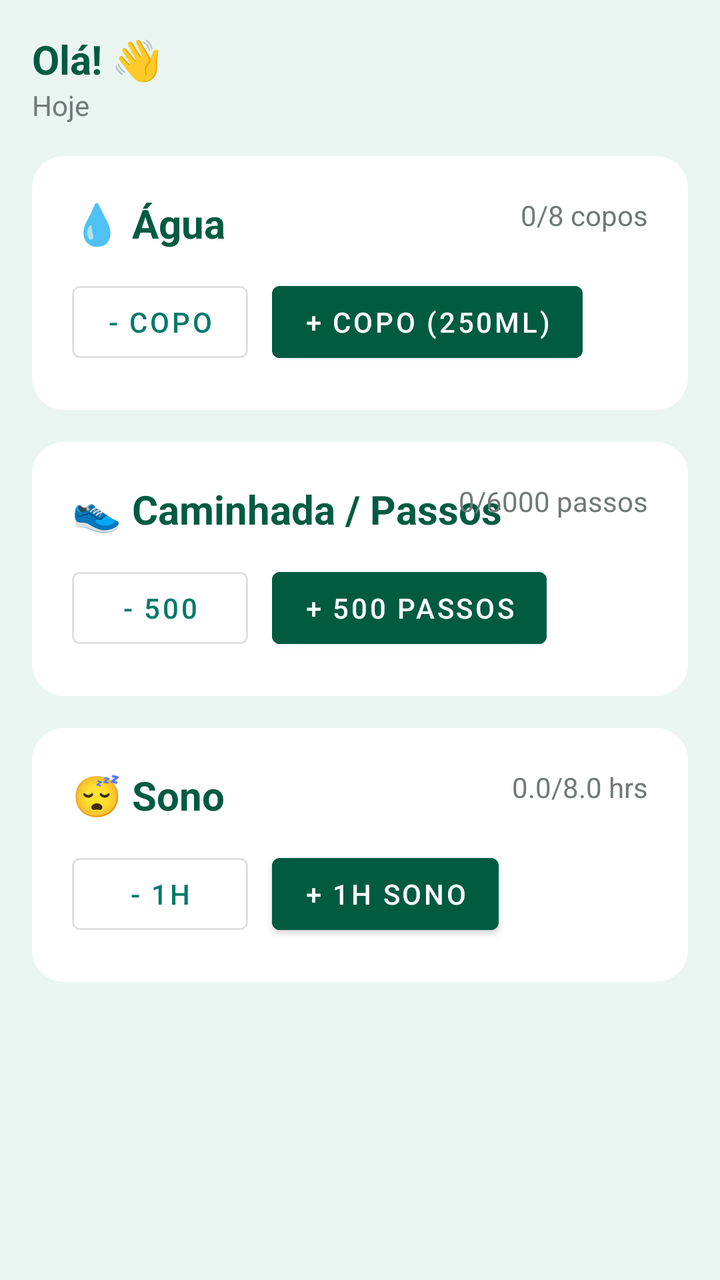
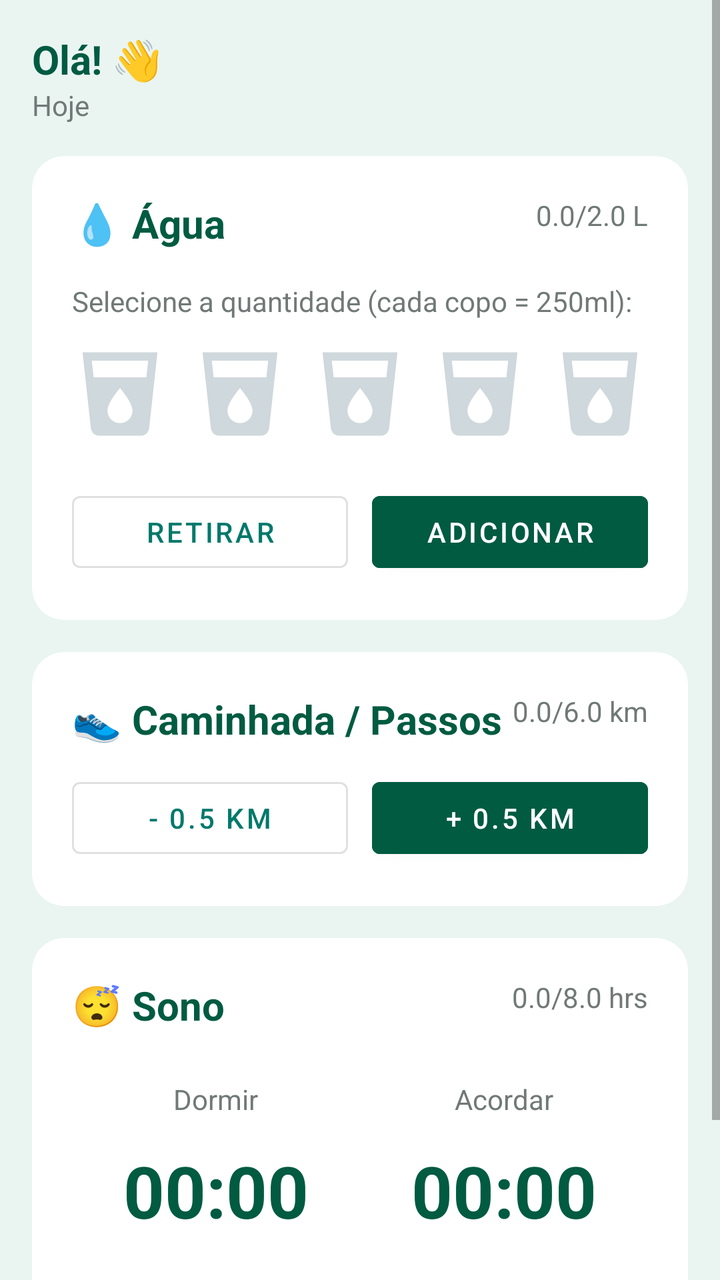

Before-and-after screenshots of an Android layout around one commit, followed by the original layout XML and the change that was made.
<!-- AndroidManifest.xml: application theme Theme.HabitsCare -->
<!-- res/layout/fragment_hoje.xml -->
<?xml version="1.0" encoding="utf-8"?>
<ScrollView xmlns:android="http://schemas.android.com/apk/res/android"
    xmlns:app="http://schemas.android.com/apk/res-auto"
    android:layout_width="match_parent"
    android:layout_height="match_parent"
    android:background="#EAF5F2">

    <LinearLayout
        android:layout_width="match_parent"
        android:layout_height="wrap_content"
        android:orientation="vertical"
        android:padding="16dp">

        <TextView
            android:id="@+id/tvSaudacao"
            android:layout_width="wrap_content"
            android:layout_height="wrap_content"
            android:text="Olá! 👋"
            android:textSize="20sp"
            android:textStyle="bold"
            android:textColor="#005B41" />

        <TextView
            android:id="@+id/tvData"
            android:layout_width="wrap_content"
            android:layout_height="wrap_content"
            android:text="Hoje"
            android:textColor="#707977"
            android:textSize="14sp" />

        
        <androidx.cardview.widget.CardView
            android:layout_width="match_parent"
            android:layout_height="wrap_content"
            android:layout_marginTop="16dp"
            app:cardCornerRadius="16dp"
            app:cardElevation="0dp"
            app:cardBackgroundColor="#FFFFFF">

            <LinearLayout
                android:layout_width="match_parent"
                android:layout_height="wrap_content"
                android:orientation="vertical"
                android:padding="20dp">

                <RelativeLayout
                    android:layout_width="match_parent"
                    android:layout_height="wrap_content">

                    <TextView
                        android:layout_width="wrap_content"
                        android:layout_height="wrap_content"
                        android:text="💧 Água"
                        android:textSize="20sp"
                        android:textStyle="bold"
                        android:textColor="#005B41" />

                    <TextView
                        android:id="@+id/tvProgressoAgua"
                        android:layout_width="wrap_content"
                        android:layout_height="wrap_content"
                        android:layout_alignParentEnd="true"
                        android:text="0/8 copos"
                        android:textColor="#707977" />
                </RelativeLayout>

                <LinearLayout
                    android:layout_width="match_parent"
                    android:layout_height="wrap_content"
                    android:orientation="horizontal"
                    android:layout_marginTop="12dp">

                    <Button
                        android:id="@+id/btnRemoverAgua"
                        android:layout_width="wrap_content"
                        android:layout_height="wrap_content"
                        android:text="- copo"
                        style="@style/Widget.MaterialComponents.Button.OutlinedButton" />

                    <Button
                        android:id="@+id/btnAdicionarAgua"
                        android:layout_width="wrap_content"
                        android:layout_height="wrap_content"
                        android:layout_marginStart="12dp"
                        android:text="+ copo (250ml)"
                        android:backgroundTint="#005B41" />
                </LinearLayout>
            </LinearLayout>
        </androidx.cardview.widget.CardView>

        
        <androidx.cardview.widget.CardView
            android:layout_width="match_parent"
            android:layout_height="wrap_content"
            android:layout_marginTop="16dp"
            app:cardCornerRadius="16dp"
            app:cardElevation="0dp"
            app:cardBackgroundColor="#FFFFFF">

            <LinearLayout
                android:layout_width="match_parent"
                android:layout_height="wrap_content"
                android:orientation="vertical"
                android:padding="20dp">

                <RelativeLayout
                    android:layout_width="match_parent"
                    android:layout_height="wrap_content">

                    <TextView
                        android:layout_width="wrap_content"
                        android:layout_height="wrap_content"
                        android:text="👟 Caminhada / Passos"
                        android:textSize="20sp"
                        android:textStyle="bold"
                        android:textColor="#005B41" />

                    <TextView
                        android:id="@+id/tvProgressoWalk"
                        android:layout_width="wrap_content"
                        android:layout_height="wrap_content"
                        android:layout_alignParentEnd="true"
                        android:text="0/6000 passos"
                        android:textColor="#707977" />
                </RelativeLayout>

                <LinearLayout
                    android:layout_width="match_parent"
                    android:layout_height="wrap_content"
                    android:orientation="horizontal"
                    android:layout_marginTop="12dp">

                    <Button
                        android:id="@+id/btnRemoverWalk"
                        android:layout_width="wrap_content"
                        android:layout_height="wrap_content"
                        android:text="- 500"
                        style="@style/Widget.MaterialComponents.Button.OutlinedButton" />

                    <Button
                        android:id="@+id/btnAdicionarWalk"
                        android:layout_width="wrap_content"
                        android:layout_height="wrap_content"
                        android:layout_marginStart="12dp"
                        android:text="+ 500 passos"
                        android:backgroundTint="#005B41" />
                </LinearLayout>
            </LinearLayout>
        </androidx.cardview.widget.CardView>

        
        <androidx.cardview.widget.CardView
            android:layout_width="match_parent"
            android:layout_height="wrap_content"
            android:layout_marginTop="16dp"
            app:cardCornerRadius="16dp"
            app:cardElevation="0dp"
            app:cardBackgroundColor="#FFFFFF">

            <LinearLayout
                android:layout_width="match_parent"
                android:layout_height="wrap_content"
                android:orientation="vertical"
                android:padding="20dp">

                <RelativeLayout
                    android:layout_width="match_parent"
                    android:layout_height="wrap_content">

                    <TextView
                        android:layout_width="wrap_content"
                        android:layout_height="wrap_content"
                        android:text="😴 Sono"
                        android:textSize="20sp"
                        android:textStyle="bold"
                        android:textColor="#005B41" />

                    <TextView
                        android:id="@+id/tvProgressoSleep"
                        android:layout_width="wrap_content"
                        android:layout_height="wrap_content"
                        android:layout_alignParentEnd="true"
                        android:text="0.0/8.0 hrs"
                        android:textColor="#707977" />
                </RelativeLayout>

                <LinearLayout
                    android:layout_width="match_parent"
                    android:layout_height="wrap_content"
                    android:orientation="horizontal"
                    android:layout_marginTop="12dp">

                    <Button
                        android:id="@+id/btnRemoverSleep"
                        android:layout_width="wrap_content"
                        android:layout_height="wrap_content"
                        android:text="- 1h"
                        style="@style/Widget.MaterialComponents.Button.OutlinedButton" />

                    <Button
                        android:id="@+id/btnAdicionarSleep"
                        android:layout_width="wrap_content"
                        android:layout_height="wrap_content"
                        android:layout_marginStart="12dp"
                        android:text="+ 1h sono"
                        android:backgroundTint="#005B41" />
                </LinearLayout>
            </LinearLayout>
        </androidx.cardview.widget.CardView>

    </LinearLayout>
</ScrollView>
<!-- resources referenced by this layout -->
<resources>
  <style name="Theme.HabitsCare" parent="Theme.MaterialComponents.DayNight.NoActionBar">
          <item name="colorPrimary">@color/brand_green_primary</item>
          <item name="colorPrimaryVariant">@color/brand_green_dark</item>
          <item name="colorOnPrimary">@color/white</item>
      </style>
  <color name="brand_green_primary">#00796B</color>
  <color name="brand_green_dark">#004D40</color>
  <color name="white">#FFFFFF</color>
</resources>

<!-- the commit's change to res/layout/fragment_hoje.xml (unified diff, before → after) -->
@@ -60,29 +60,92 @@
                         android:layout_width="wrap_content"
                         android:layout_height="wrap_content"
                         android:layout_alignParentEnd="true"
-                        android:text="0/8 copos"
+                        android:text="0.0/2.0 L"
                         android:textColor="#707977" />
                 </RelativeLayout>
 
-                <LinearLayout
-                    android:layout_width="match_parent"
-                    android:layout_height="wrap_content"
-                    android:orientation="horizontal"
+                
+                <TextView
+                    android:layout_width="wrap_content"
+                    android:layout_height="wrap_content"
+                    android:text="Selecione a quantidade (cada copo = 250ml):"
+                    android:layout_marginTop="16dp"
+                    android:textColor="#707977"
+                    android:textSize="14sp" />
+
+                <LinearLayout
+                    android:layout_width="match_parent"
+                    android:layout_height="wrap_content"
+                    android:orientation="horizontal"
+                    android:gravity="center"
                     android:layout_marginTop="12dp">
 
+                    <CheckBox
+                        android:id="@+id/cbCopo1"
+                        android:layout_width="50dp"
+                        android:layout_height="50dp"
+                        android:button="@null"
+                        android:background="@drawable/ic_copo"
+                        android:backgroundTint="@color/seletor_cor_copo" />
+
+                    <CheckBox
+                        android:id="@+id/cbCopo2"
+                        android:layout_width="50dp"
+                        android:layout_height="50dp"
+                        android:layout_marginStart="10dp"
+                        android:button="@null"
+                        android:background="@drawable/ic_copo"
+                        android:backgroundTint="@color/seletor_cor_copo" />
+
+                    <CheckBox
+                        android:id="@+id/cbCopo3"
+                        android:layout_width="50dp"
+                        android:layout_height="50dp"
+                        android:layout_marginStart="10dp"
+                        android:button="@null"
+                        android:background="@drawable/ic_copo"
+                        android:backgroundTint="@color/seletor_cor_copo" />
+
+                    <CheckBox
+                        android:id="@+id/cbCopo4"
+                        android:layout_width="50dp"
+                        android:layout_height="50dp"
+                        android:layout_marginStart="10dp"
+                        android:button="@null"
+                        android:background="@drawable/ic_copo"
+                        android:backgroundTint="@color/seletor_cor_copo" />
+                    <CheckBox
+                        android:id="@+id/cbCopo5"
+                        android:layout_width="50dp"
+                        android:layout_height="50dp"
+                        android:layout_marginStart="10dp"
+                        android:button="@null"
+                        android:background="@drawable/ic_copo"
+                        android:backgroundTint="@color/seletor_cor_copo" />
+                </LinearLayout>
+
+                
+                <LinearLayout
+                    android:layout_width="match_parent"
+                    android:layout_height="wrap_content"
+                    android:orientation="horizontal"
+                    android:layout_marginTop="20dp">
+
                     <Button
                         android:id="@+id/btnRemoverAgua"
-                        android:layout_width="wrap_content"
-                        android:layout_height="wrap_content"
-                        android:text="- copo"
+                        android:layout_width="0dp"
+                        android:layout_weight="1"
+                        android:layout_height="wrap_content"
+                        android:text="Retirar"
                         style="@style/Widget.MaterialComponents.Button.OutlinedButton" />
 
                     <Button
                         android:id="@+id/btnAdicionarAgua"
-                        android:layout_width="wrap_content"
+                        android:layout_width="0dp"
+                        android:layout_weight="1"
                         android:layout_height="wrap_content"
                         android:layout_marginStart="12dp"
-                        android:text="+ copo (250ml)"
+                        android:text="Adicionar"
                         android:backgroundTint="#005B41" />
                 </LinearLayout>
             </LinearLayout>
@@ -120,7 +183,7 @@
                         android:layout_width="wrap_content"
                         android:layout_height="wrap_content"
                         android:layout_alignParentEnd="true"
-                        android:text="0/6000 passos"
+                        android:text="0.0/6.0 km"
                         android:textColor="#707977" />
                 </RelativeLayout>
 
@@ -128,22 +191,25 @@
                     android:layout_width="match_parent"
                     android:layout_height="wrap_content"
                     android:orientation="horizontal"
+                    android:gravity="center"
                     android:layout_marginTop="12dp">
 
                     <Button
                         android:id="@+id/btnRemoverWalk"
-                        android:layout_width="wrap_content"
-                        android:layout_height="wrap_content"
-                        android:text="- 500"
+                        android:layout_width="0dp"
+                        android:layout_weight="1"
+                        android:layout_height="wrap_content"
+                        android:text="- 0.5 km"
                         style="@style/Widget.MaterialComponents.Button.OutlinedButton" />
 
                     <Button
                         android:id="@+id/btnAdicionarWalk"
-                        android:layout_width="wrap_content"
+                        android:layout_width="0dp"
+                        android:layout_weight="1"
                         android:layout_height="wrap_content"
                         android:layout_marginStart="12dp"
-                        android:text="+ 500 passos"
-                        android:backgroundTint="#005B41" />
+                        android:backgroundTint="#005B41"
+                        android:text="+ 0.5 km" />
                 </LinearLayout>
             </LinearLayout>
         </androidx.cardview.widget.CardView>
@@ -184,25 +250,97 @@
                         android:textColor="#707977" />
                 </RelativeLayout>
 
-                <LinearLayout
-                    android:layout_width="match_parent"
-                    android:layout_height="wrap_content"
-                    android:orientation="horizontal"
-                    android:layout_marginTop="12dp">
+                
+                <LinearLayout
+                    android:layout_width="match_parent"
+                    android:layout_height="wrap_content"
+                    android:orientation="horizontal"
+                    android:layout_marginTop="24dp"
+                    android:weightSum="2">
+
+                    
+                    <LinearLayout
+                        android:layout_width="0dp"
+                        android:layout_weight="1"
+                        android:layout_height="wrap_content"
+                        android:orientation="vertical"
+                        android:gravity="center">
+
+                        <TextView
+                            android:layout_width="wrap_content"
+                            android:layout_height="wrap_content"
+                            android:text="Dormir"
+                            android:textColor="#707977"
+                            android:textSize="14sp" />
+
+                        <TextView
+                            android:id="@+id/tvHoraDormir"
+                            android:layout_width="wrap_content"
+                            android:layout_height="wrap_content"
+                            android:text="00:00"
+                            android:textSize="36sp"
+                            android:textStyle="bold"
+                            android:textColor="#005B41"
+                            android:layout_marginTop="4dp"
+                            android:padding="8dp"
+                            android:background="?attr/selectableItemBackground"
+                            android:clickable="true"
+                            android:focusable="true"/>
+                    </LinearLayout>
+
+                    
+                    <LinearLayout
+                        android:layout_width="0dp"
+                        android:layout_weight="1"
+                        android:layout_height="wrap_content"
+                        android:orientation="vertical"
+                        android:gravity="center">
+
+                        <TextView
+                            android:layout_width="wrap_content"
+                            android:layout_height="wrap_content"
+                            android:text="Acordar"
+                            android:textColor="#707977"
+                            android:textSize="14sp" />
+
+                        <TextView
+                            android:id="@+id/tvHoraAcordar"
+                            android:layout_width="wrap_content"
+                            android:layout_height="wrap_content"
+                            android:text="00:00"
+                            android:textSize="36sp"
+                            android:textStyle="bold"
+                            android:textColor="#005B41"
+                            android:layout_marginTop="4dp"
+                            android:padding="8dp"
+                            android:background="?attr/selectableItemBackground"
+                            android:clickable="true"
+                            android:focusable="true"/>
+                    </LinearLayout>
+                </LinearLayout>
+
+                <LinearLayout
+                    android:layout_width="match_parent"
+                    android:layout_height="wrap_content"
+                    android:orientation="horizontal"
+                    android:layout_marginTop="20dp">
 
                     <Button
                         android:id="@+id/btnRemoverSleep"
-                        android:layout_width="wrap_content"
-                        android:layout_height="wrap_content"
-                        android:text="- 1h"
+                        android:layout_width="0dp"
+                        android:layout_weight="1"
+                        android:layout_height="wrap_content"
+                        android:text="Apagar"
                         style="@style/Widget.MaterialComponents.Button.OutlinedButton" />
 
-                    <Button
-                        android:id="@+id/btnAdicionarSleep"
-                        android:layout_width="wrap_content"
+                    
+                    <Button
+                        android:id="@+id/btnSalvarSono"
+                        android:layout_width="0dp"
+                        android:layout_weight="1"
                         android:layout_height="wrap_content"
                         android:layout_marginStart="12dp"
-                        android:text="+ 1h sono"
+                        android:text="Salvar"
                         android:backgroundTint="#005B41" />
                 </LinearLayout>
             </LinearLayout>
<!-- resource entries referenced after the edit -->
@@ -1,5 +1,11 @@
 <!-- resources referenced by this layout -->
 <resources>
+  <!-- drawable ic_copo (drawable) -->
+  <vector xmlns:android="http://schemas.android.com/apk/res/android" android:height="24dp" android:tint="#000000" android:viewportHeight="24" android:viewportWidth="24" android:width="24dp">
+        
+      <path android:fillColor="@android:color/white" android:pathData="M3,2l2.01,18.23C5.13,21.23 5.97,22 7,22h10c1.03,0 1.87,-0.77 1.99,-1.77L21,2L3,2zM12,19c-1.66,0 -3,-1.34 -3,-3 0,-2 3,-5.4 3,-5.4s3,3.4 3,5.4c0,1.66 -1.34,3 -3,3zM18.33,8L5.67,8l-0.44,-4h13.53l-0.43,4z"/>
+      
+  </vector>
   <style name="Theme.HabitsCare" parent="Theme.MaterialComponents.DayNight.NoActionBar">
           <item name="colorPrimary">@color/brand_green_primary</item>
           <item name="colorPrimaryVariant">@color/brand_green_dark</item>
